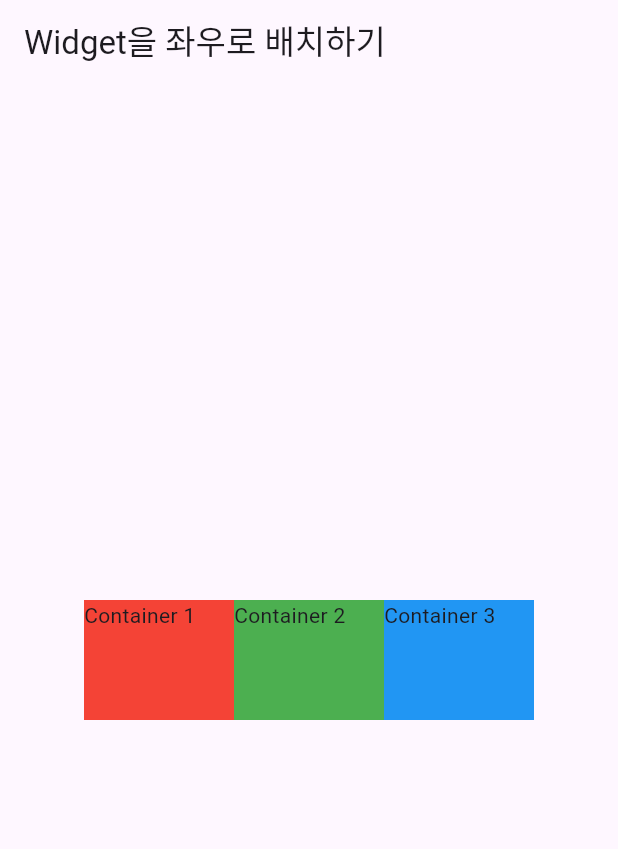
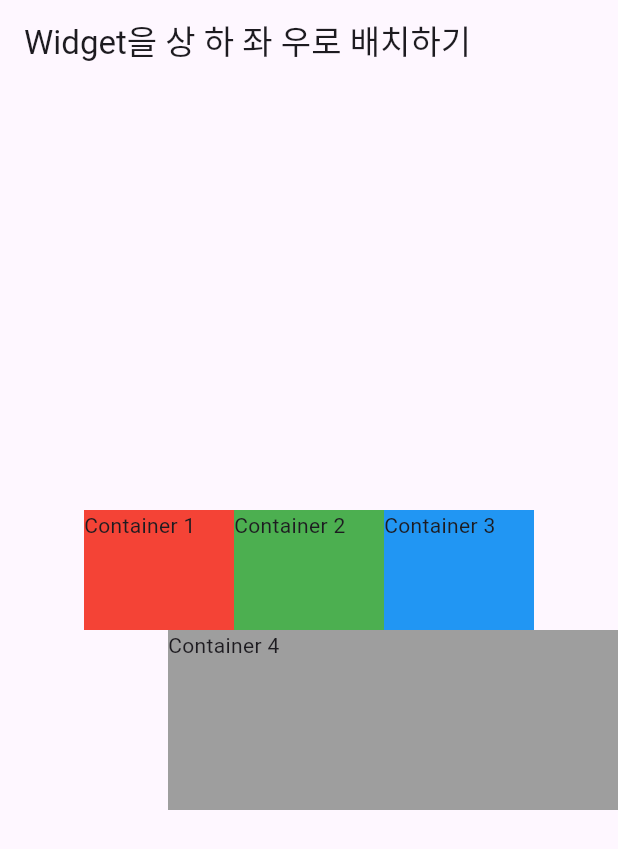
Before and after one commit to rudxo93/Flutter_learning_app_1, a Flutter app: the screen it shows after launch, on a phone screen of 412 x 824 dp. Shown: the top 849 px of the screen. Run offline on Flutter 3.47's test engine with Material 3 defaults, Android fonts, the phone set to English and light mode, and no system bars.

Commit message:
About Flutter Layout 1. Widget 상 하 좌 우 배치

```diff
--- a/lib/main.dart
+++ b/lib/main.dart
@@ -4,7 +4,7 @@ void main() {
   runApp(MaterialApp(
     home: Scaffold(
       appBar: AppBar(
-        title: Text('Widget을 좌우로 배치하기'),
+        title: Text('Widget을 상 하 좌 우로 배치하기'),
       ),
       body: Body(),
     ),
@@ -17,11 +17,14 @@ class Body extends StatelessWidget {
   @override
   Widget build(BuildContext context) {
     return Container(
-      height: double.infinity,
-      //child: Column  상하 배치
-      child: Row( // 좌 우 배치
+      width: double.infinity,
+      child: Column(
         mainAxisAlignment: MainAxisAlignment.center,
-        crossAxisAlignment: CrossAxisAlignment.center,
+        crossAxisAlignment: CrossAxisAlignment.end,
+        children: [
+          Row(
+            mainAxisSize: MainAxisSize.max,
+            mainAxisAlignment: MainAxisAlignment.center,
             children: [
               Container(
                 width: 100,
@@ -43,6 +46,14 @@ class Body extends StatelessWidget {
               )
             ],
           ),
+          Container(
+            width: 300,
+            height: 120,
+            color: Colors.grey,
+            child: Text('Container 4'),
+          )
+        ],
+      ),
     );
   }
 }
```
Lines whose indentation alone changed are shown as unchanged.
